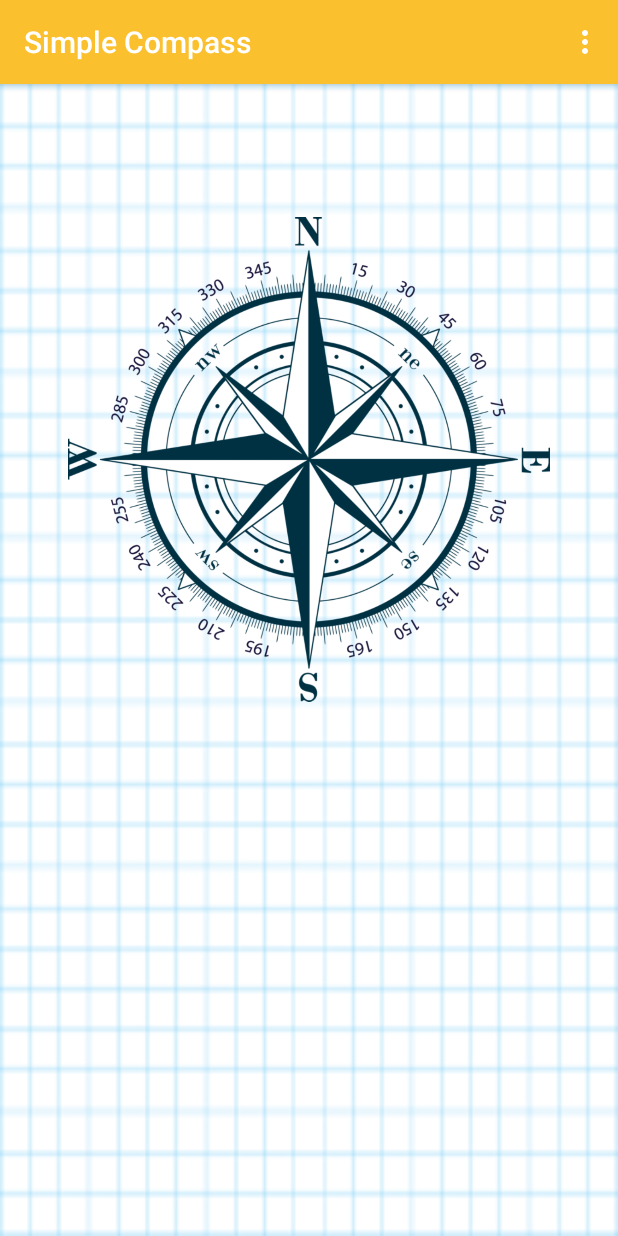
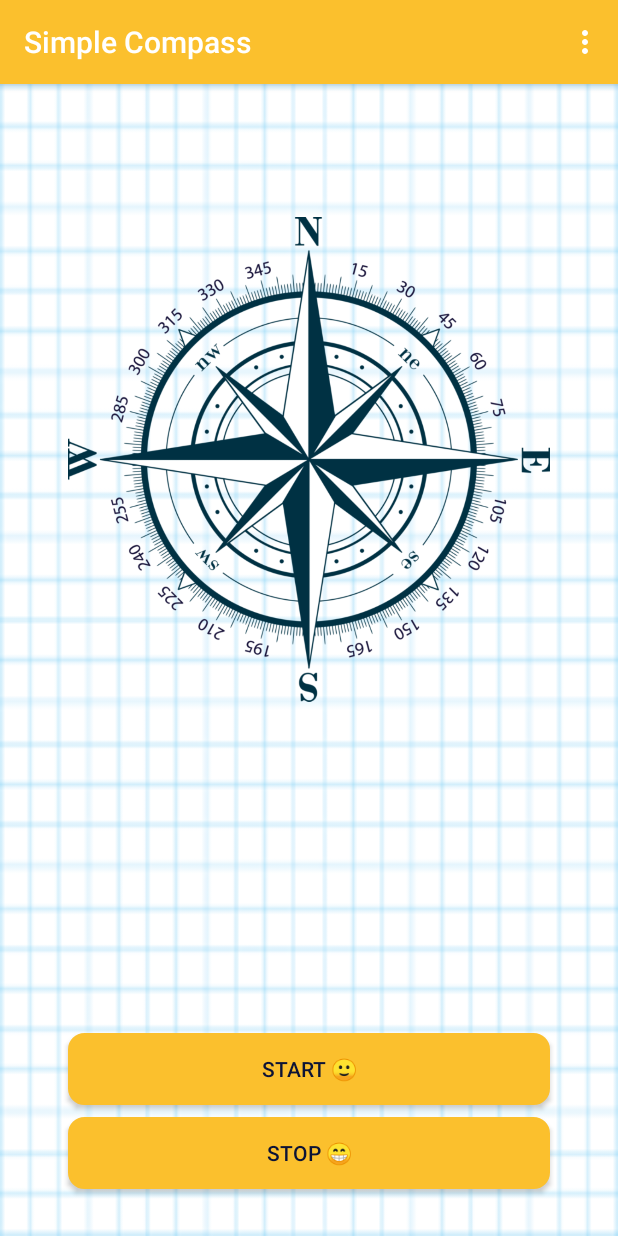
Before and after one commit to ctkqiang/SimpleCompass, an Android app: the screen it shows after launch (CompassActivity), on a phone screen of 412 x 824 dp. Run offline under Robolectric (Android 15) with nearby library versions, the phone set to English and light mode, and no system bars; libraries missing offline, so code that uses them is left out: com.example.flatdialoglibrary; 1 statement that could not run was skipped.

```diff
--- a/app/src/main/java/com/johnmelodyme/simplecompass/CompassActivity.java
+++ b/app/src/main/java/com/johnmelodyme/simplecompass/CompassActivity.java
@@ -1,5 +1,6 @@
 package com.johnmelodyme.simplecompass;
 
+import android.Manifest;
 import android.annotation.SuppressLint;
 import android.app.AlertDialog;
 import android.app.ProgressDialog;
@@ -8,6 +9,7 @@ import android.content.Context;
 import android.content.DialogInterface;
 import android.content.Intent;
 import android.content.ServiceConnection;
+import android.content.pm.PackageManager;
 import android.hardware.Sensor;
 import android.hardware.SensorEvent;
 import android.hardware.SensorEventListener;
@@ -28,6 +30,8 @@ import android.widget.ImageView;
 import android.widget.TextView;
 
 import androidx.appcompat.app.AppCompatActivity;
+import androidx.core.app.ActivityCompat;
+import androidx.core.content.ContextCompat;
 
 import com.example.flatdialoglibrary.dialog.FlatDialog;
 import com.google.android.gms.location.FusedLocationProviderClient;
@@ -35,6 +39,7 @@ import com.johnmelodyme.simplecompass.Service.LocationService;
 
 import java.text.DecimalFormat;
 import java.text.DecimalFormatSymbols;
+import java.util.Arrays;
 import java.util.Locale;
 
 /**
@@ -44,22 +49,22 @@ import java.util.Locale;
  */
 
 public class CompassActivity extends AppCompatActivity implements SensorEventListener {
-    private static final String TAG = "Compass";
+    public static final String TAG = "Compass";
     public static DecimalFormat DECIMAL_FORMATTER;
     private static FusedLocationProviderClient fusedLocationClient;
     private static FlatDialog flatDialog;
     private static SensorManager compassSensor, magneticField;
-    private static LocationManager locationManager;
-    private static ImageView compassImage;
-    private static float degreeStart = 0f;
+    public static LocationManager locationManager;
+    public static ImageView compassImage;
+    public static float degreeStart = 0f;
     public static TextView degreeTV, mField, Lat, Long, distance, time, speed;
     private static Button button_start, button_stop;
-    private static int REQUEST = 0x2c;
-    private static LocationService locationService;
+    public static LocationService locationService;
     public static boolean status;
     public static long startTime, endTime;
     public static ProgressDialog locate;
     public static int P = 0x0;
+    public static final int REQUEST_LOCATION = 1;
 
     // TODO declaractionInit()
     private void declaractionInit(){
@@ -80,13 +85,20 @@ public class CompassActivity extends AppCompatActivity implements SensorEventLis
         DecimalFormatSymbols symbols = new DecimalFormatSymbols(Locale.UK);
         symbols.setDecimalSeparator('.');
         DECIMAL_FORMATTER = new DecimalFormat("#.000", symbols);
+
+        if (ContextCompat.checkSelfPermission(this, Manifest.permission.ACCESS_COARSE_LOCATION)
+                != PackageManager.PERMISSION_GRANTED) {
+            ActivityCompat.requestPermissions(this, new String[]{
+                    Manifest.permission.ACCESS_COARSE_LOCATION
+            }, REQUEST_LOCATION);
+        } else {
+            Log.d(TAG, "declaractionInit: " + Arrays.hashCode(CompassActivity.class.getSimpleName().getBytes()));
+        }
     }
 
     @Override
     public void onStart(){
         super.onStart();
-        button_start.setVisibility(View.INVISIBLE);
-        button_stop.setVisibility(View.INVISIBLE);
     }
 
     @Override
@@ -96,6 +108,7 @@ public class CompassActivity extends AppCompatActivity implements SensorEventLis
         setContentView(R.layout.activity_main);
         Log.d(TAG, "Starting " + CompassActivity.class.getName().toUpperCase());
         declaractionInit();
+
 
         // TODO OnClick button_start
         button_start.setOnClickListener(new View.OnClickListener() {
@@ -197,7 +210,10 @@ public class CompassActivity extends AppCompatActivity implements SensorEventLis
     public void onSensorChanged(SensorEvent event) {
         // get angle around the z-axis rotated
         float degree = Math.round(event.values[0]);
-        degreeTV.setText("Heading: " + degree + " °degrees");
+        String heading, degrees;
+        heading = "Heading: ";
+        degrees = " °degrees";
+        degreeTV.setText(heading + degree + degrees);
         Log.d(TAG, "Compass ==========>  Heading: " + degree + " °degrees");
         RotateAnimation ra = new RotateAnimation(
                 degreeStart,
@@ -241,7 +257,7 @@ public class CompassActivity extends AppCompatActivity implements SensorEventLis
 
         if (ID == R.id.about){
             flatDialog.setTitle("About")
-                    .setSubtitle("Created By John Melody Melissa & Tan Sin Dee")
+                    .setSubtitle("Created By John Melody Melissa & Tan Sin Dee ❤")
                     .setFirstButtonText("Okay")
                     .setSecondButtonText("Author's Portfolio")
                     .withFirstButtonListner(new View.OnClickListener() {
@@ -324,6 +340,12 @@ public class CompassActivity extends AppCompatActivity implements SensorEventLis
         if (status == true) {
             unBindService();
         }
+        DestroyAll();
+    }
+
+    // TODO DestroyAll()
+    public void DestroyAll() {
+        finish();
         System.gc();
     }
 }
--- a/app/src/main/java/com/johnmelodyme/simplecompass/Service/LocationService.java
+++ b/app/src/main/java/com/johnmelodyme/simplecompass/Service/LocationService.java
@@ -14,6 +14,7 @@ import androidx.annotation.Nullable;
 
 import com.google.android.gms.common.ConnectionResult;
 import com.google.android.gms.common.api.GoogleApiClient;
+import com.google.android.gms.location.FusedLocationProviderClient;
 import com.google.android.gms.location.LocationRequest;
 import com.google.android.gms.location.LocationServices;
 import com.johnmelodyme.simplecompass.CompassActivity;
@@ -135,6 +136,8 @@ public class LocationService extends Service implements LocationListener,
 
     // TODO stopLocationUpdates
     protected void stopLocationUpdates() {
+        FusedLocationProviderClient fusedLocationClient;
+        fusedLocationClient = LocationServices.getFusedLocationProviderClient(getApplicationContext());
         LocationServices.FusedLocationApi.removeLocationUpdates(googleApiClient,
                 (com.google.android.gms.location.LocationListener) this);
         distance = 0;
--- a/app/src/main/res/layout/activity_main.xml
+++ b/app/src/main/res/layout/activity_main.xml
@@ -57,25 +57,21 @@
                 android:id="@+id/lo"
                 android:layout_width="match_parent"
                 android:layout_height="wrap_content"
-                android:text="TextView"
                 android:textAlignment="center"
                 android:textAllCaps="true"
                 android:textColor="@android:color/black"
                 android:textSize="18sp"
-                android:textStyle="bold"
-                android:visibility="invisible" />
+                android:textStyle="bold" />
 
             <TextView
                 android:id="@+id/la"
                 android:layout_width="match_parent"
                 android:layout_height="wrap_content"
-                android:text="TextView"
                 android:textAlignment="center"
                 android:textAllCaps="true"
                 android:textColor="@android:color/black"
                 android:textSize="18sp"
-                android:textStyle="bold"
-                android:visibility="invisible" />
+                android:textStyle="bold" />
 
             <TextView
                 android:id="@+id/distance"
--- a/build.gradle
+++ b/build.gradle
@@ -10,7 +10,7 @@ buildscript {
 
     }
     dependencies {
-        classpath 'com.android.tools.build:gradle:3.5.3'
+        classpath 'com.android.tools.build:gradle:3.6.1'
 
         // NOTE: Do not place your application dependencies here; they belong
         // in the individual module build.gradle files
```
Also changed, not shown: gradle/wrapper/gradle-wrapper.properties.
